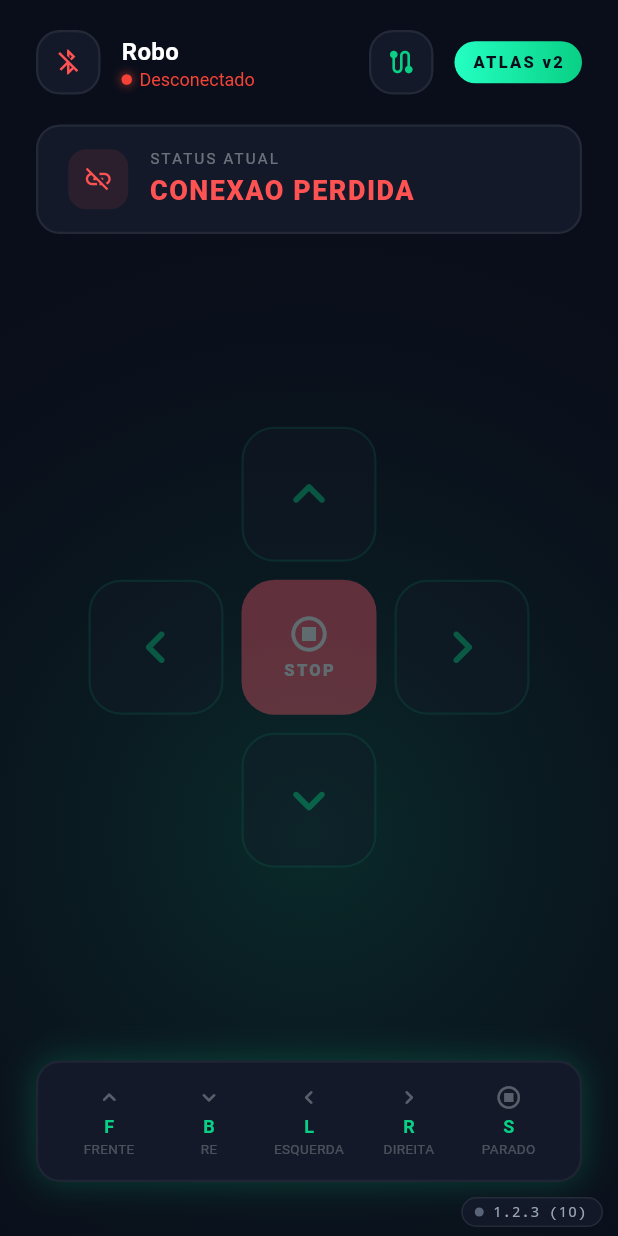
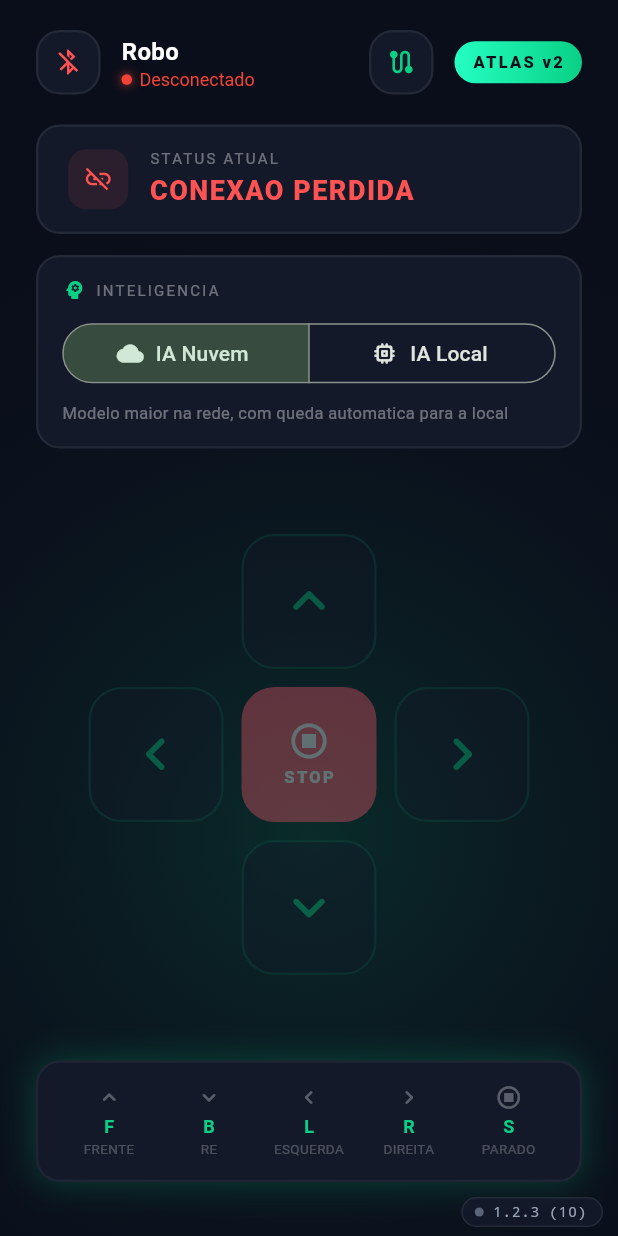
Before and after one commit to setrem-robot/aplicativo, a Flutter app: the ControlScreen screen opened directly, on a phone screen of 412 x 824 dp. Run offline on Flutter 3.47's test engine with Material 3 defaults, Android fonts, the phone set to English and light mode, and no system bars; our stand-ins replace fl_chart, flutter_blue_plus, flutter_map, latlong2, package_info_plus, permission_handler and 1 more; missing offline and left inert: shorebird_code_push; accounts and stored records are empty.

Commit message:
Switch de IA local/nuvem na tela de controle
Botao na tela de controle para escolher qual IA responde no robo: "IA Local"
(modelo no proprio Pi, offline e mais rapido) ou "IA Nuvem" (modelo maior na
rede, com queda automatica para o local).

- models/iaModo.dart: enum com code estavel (contrato com o robo), label e
  descricao. Codigo desconhecido vira o padrao (nuvem), nunca erro.
- RobotConnection.setIaModo envia {"tipo":"ia","modo":...} pela mesma ponte
  BLE dos comandos; guarda a escolha em SharedPreferences e a reenvia ao
  conectar, para os dois lados nunca discordarem.
- controlScreen: SegmentedButton entre os modos, montado a partir do enum.

Testes de iaModo; suite do app verde, analyze limpo.

Co-Authored-By: Claude Opus 4.8 <noreply@anthropic.com>
Claude-Session: https://claude.ai/code/session_0173mr3mDsAKQuPUNaPghe9v

```diff
--- /dev/null
+++ b/lib/models/iaModo.dart
@@ -0,0 +1,41 @@
+import 'package:flutter/material.dart';
+
+/// Qual IA responde no robo.
+///
+/// - [nuvem]: o modelo maior, que roda numa maquina da rede. Se a rede cair, o
+///   robo troca sozinho para a local — "nuvem" quer dizer "use a rede quando
+///   der", nao "a qualquer custo".
+/// - [local]: o modelo do proprio robo (Raspberry Pi). Responde offline e mais
+///   rapido, com respostas mais simples.
+///
+/// O switch da tela de controle troca entre as duas. O codigo viaja ao robo em
+/// `{"tipo":"ia","modo":"<code>"}` pela mesma ponte BLE dos comandos de motor;
+/// o RobotEye aplica (ver `core/controle.py` no repositorio da face). Mudou o
+/// `code` aqui, muda la tambem.
+enum IaModo {
+  nuvem(
+    'nuvem',
+    'IA Nuvem',
+    'Modelo maior na rede, com queda automatica para a local',
+    Icons.cloud_rounded,
+  ),
+  local(
+    'local',
+    'IA Local',
+    'Modelo no proprio robo: responde offline e mais rapido',
+    Icons.memory_rounded,
+  );
+
+  const IaModo(this.code, this.label, this.descricao, this.icon);
+
+  /// O que vai no JSON enviado ao robo.
+  final String code;
+  final String label;
+  final String descricao;
+  final IconData icon;
+
+  /// Le um `code` guardado ou recebido. Um valor desconhecido — de uma versao
+  /// antiga, ou lixo — vira o padrao [nuvem], nunca um erro.
+  static IaModo fromCode(String? code) =>
+      values.firstWhere((m) => m.code == code, orElse: () => IaModo.nuvem);
+}
--- a/lib/screens/controlScreen.dart
+++ b/lib/screens/controlScreen.dart
@@ -1,6 +1,7 @@
 import 'package:flutter/material.dart';
 
 import '../app/theme.dart';
+import '../models/iaModo.dart';
 import '../models/robotCommand.dart';
 import '../services/robotConnection.dart';
 import 'rotaSeguraScreen.dart';
@@ -39,6 +40,8 @@ class ControlScreen extends StatelessWidget {
                       _TopBar(robot: robot),
                       const SizedBox(height: 20),
                       _StatusCard(robot: robot),
+                      const SizedBox(height: 14),
+                      _IaSwitchCard(robot: robot),
                       const Spacer(),
                       DirectionPad(
                         enabled: robot.isConnected,
@@ -218,6 +221,73 @@ class _StatusCard extends StatelessWidget {
   }
 }
 
+/// Switch entre a IA local (modelo no proprio robo) e a de nuvem (modelo na
+/// rede). A escolha vale mesmo desconectado: fica guardada e vai ao robo na
+/// proxima conexao. Ver [IaModo] e `core/controle.py` no RobotEye.
+class _IaSwitchCard extends StatelessWidget {
+  const _IaSwitchCard({required this.robot});
+
+  final RobotConnection robot;
+
+  @override
+  Widget build(BuildContext context) {
+    return AppCard(
+      padding: const EdgeInsets.symmetric(horizontal: 16, vertical: 14),
+      child: Column(
+        crossAxisAlignment: CrossAxisAlignment.start,
+        children: [
+          const Row(
+            children: [
+              Icon(Icons.psychology_rounded,
+                  color: AppColors.primary, size: 16),
+              SizedBox(width: 6),
+              Text(
+                'INTELIGENCIA',
+                style: TextStyle(
+                  color: Colors.white38,
+                  fontSize: 10,
+                  letterSpacing: 1.5,
+                ),
+              ),
+            ],
+          ),
+          const SizedBox(height: 10),
+          SizedBox(
+            width: double.infinity,
+            child: SegmentedButton<IaModo>(
+              // Montado a partir do proprio enum: um modo novo aparece aqui
+              // sozinho.
+              segments: IaModo.values
+                  .map(
+                    (modo) => ButtonSegment<IaModo>(
+                      value: modo,
+                      icon: Icon(modo.icon, size: 18),
+                      label: Text(modo.label),
+                    ),
+                  )
+                  .toList(),
+              selected: {robot.iaModo},
+              onSelectionChanged: (selecao) => robot.setIaModo(selecao.first),
+              showSelectedIcon: false,
+            ),
+          ),
+          const SizedBox(height: 8),
+          // A descricao muda com a escolha; o switcher dissolve o texto em vez
+          // de troca-lo seco.
+          AnimatedSwitcher(
+            duration: AppDurations.press,
+            child: Text(
+              robot.iaModo.descricao,
+              key: ValueKey(robot.iaModo),
+              style: const TextStyle(color: Colors.white38, fontSize: 11),
+            ),
+          ),
+        ],
+      ),
+    );
+  }
+}
+
 /// Rodape com a tabela "letra -> movimento". Serve de referencia rapida para
 /// quem for mexer no lado do robo.
 class _CommandLegend extends StatelessWidget {
```
Also changed, not shown: lib/services/robotConnection.dart (+57 -1 lines), 1 other file.
